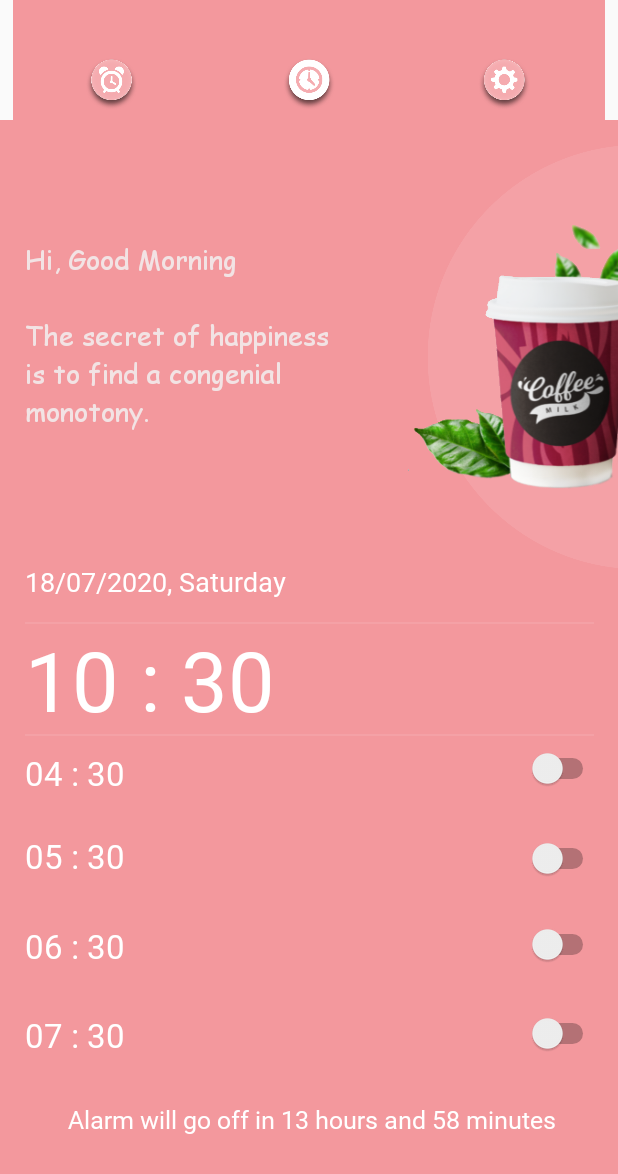
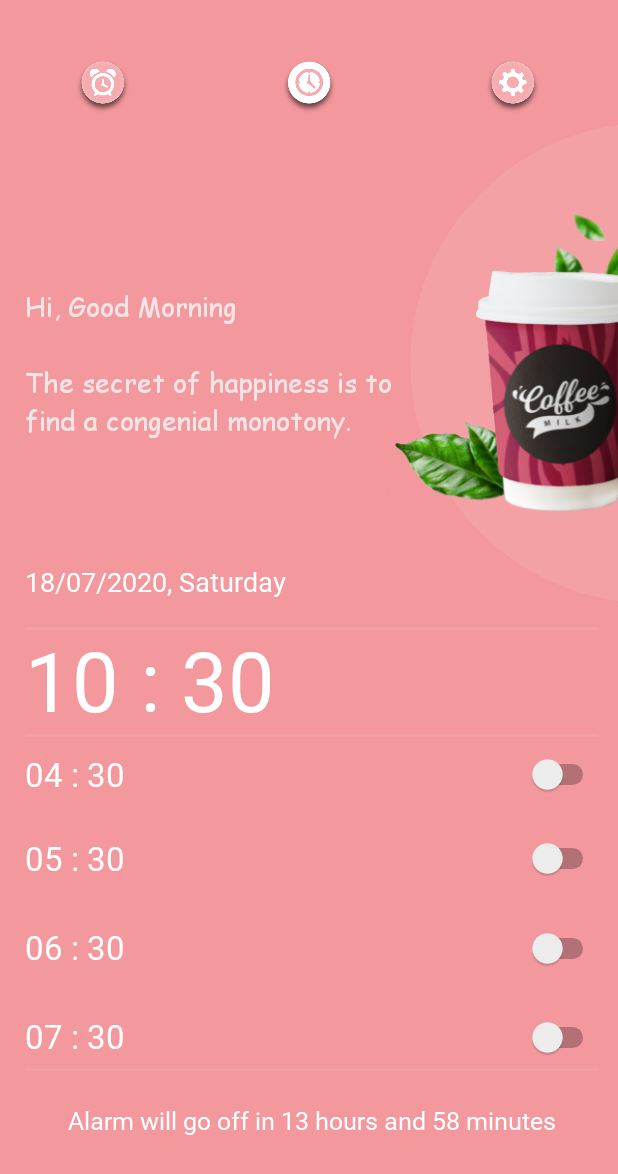
Before and after one commit to jersha/Youtube-Alarm-2, an Android app: the Clock screen opened directly, with no data from a screen before it, on a phone screen of 412 x 824 dp. Shown: the top 1174 px of the screen. Run offline under Robolectric (Android 15) with nearby library versions, the phone set to English and light mode, and no system bars.

Commit message:
bugs related to layout fixed

```diff
--- a/app/src/main/res/layout/activity_main2.xml
+++ b/app/src/main/res/layout/activity_main2.xml
@@ -8,10 +8,12 @@
 
     <com.google.android.material.tabs.TabLayout
         android:id="@+id/tabs"
-        android:layout_width="394.5dp"
-        android:layout_height="80dp"
+        android:layout_width="wrap_content"
+        android:layout_height="0dp"
         android:layout_gravity="center_horizontal"
+        app:layout_constraintBottom_toTopOf="@+id/guideline19"
         app:layout_constraintEnd_toEndOf="parent"
+        app:layout_constraintHorizontal_bias="0.0"
         app:layout_constraintStart_toStartOf="parent"
         app:layout_constraintTop_toTopOf="parent">
 
@@ -42,4 +44,11 @@
         app:layout_constraintStart_toStartOf="parent"
         app:layout_constraintTop_toBottomOf="@+id/tabs" />
 
+    <androidx.constraintlayout.widget.Guideline
+        android:id="@+id/guideline19"
+        android:layout_width="wrap_content"
+        android:layout_height="wrap_content"
+        android:orientation="horizontal"
+        app:layout_constraintGuide_percent="0.1" />
+
 </androidx.constraintlayout.widget.ConstraintLayout>
--- a/app/src/main/res/layout/fragment_clock.xml
+++ b/app/src/main/res/layout/fragment_clock.xml
@@ -31,9 +31,11 @@
 
     <ImageView
         android:id="@+id/sticker"
-        android:layout_width="140dp"
-        android:layout_height="316dp"
+        android:layout_width="wrap_content"
+        android:layout_height="0dp"
+        app:layout_constraintBottom_toTopOf="@+id/guideline6"
         app:layout_constraintEnd_toEndOf="parent"
+        app:layout_constraintStart_toStartOf="@+id/guideline13"
         app:layout_constraintTop_toTopOf="parent"
         app:srcCompat="@drawable/a_sticker" />
 
@@ -46,65 +48,54 @@
 
     <TextView
         android:id="@+id/textView_message"
-        android:layout_width="231dp"
-        android:layout_height="188dp"
+        android:layout_width="0dp"
+        android:layout_height="wrap_content"
         android:fontFamily="@font/comicsansmsregular"
         android:text="Hi Jersha, Good Morning\n\nThe true secret of happiness lies in the taking a genuine interest in all the details of daily life."
         android:textColor="#f9c3c3"
         android:textSize="8pt"
         android:textStyle="normal"
-        app:layout_constraintBottom_toTopOf="@+id/textView_date"
+        app:layout_constraintBottom_toTopOf="@+id/guideline6"
+        app:layout_constraintEnd_toStartOf="@+id/guideline13"
         app:layout_constraintStart_toStartOf="@+id/guideline7"
-        app:layout_constraintTop_toTopOf="@+id/guideline5" />
+        app:layout_constraintTop_toTopOf="parent" />
 
     <TextView
         android:id="@+id/textView_date"
         android:layout_width="wrap_content"
-        android:layout_height="wrap_content"
+        android:layout_height="0dp"
         android:fontFamily="@font/arial"
         android:text="01/01/2020, Wednesday"
         android:textColor="#ffffff"
         android:textSize="8pt"
         android:textStyle="normal"
         app:layout_constraintBottom_toTopOf="@+id/guideline6"
-        app:layout_constraintStart_toStartOf="@+id/guideline7" />
-
-    <androidx.constraintlayout.widget.Guideline
-        android:id="@+id/guideline9"
-        android:layout_width="wrap_content"
-        android:layout_height="wrap_content"
-        android:orientation="horizontal"
-        app:layout_constraintGuide_percent="0.47" />
+        app:layout_constraintStart_toStartOf="@+id/guideline7"
+        app:layout_constraintTop_toTopOf="@+id/guideline34" />
 
     <ImageView
         android:id="@+id/divider1"
-        android:layout_width="379dp"
-        android:layout_height="5dp"
-        app:layout_constraintBottom_toTopOf="@+id/guideline9"
-        app:layout_constraintEnd_toEndOf="parent"
-        app:layout_constraintStart_toStartOf="parent"
-        app:layout_constraintTop_toTopOf="@+id/guideline6"
+        android:layout_width="0dp"
+        android:layout_height="wrap_content"
+        app:layout_constraintBottom_toTopOf="@+id/guideline46"
+        app:layout_constraintEnd_toStartOf="@+id/guideline4"
+        app:layout_constraintStart_toStartOf="@+id/guideline7"
+        app:layout_constraintTop_toTopOf="@+id/guideline35"
         app:srcCompat="@drawable/a_line" />
 
     <TextView
         android:id="@+id/textView_time"
         android:layout_width="wrap_content"
-        android:layout_height="wrap_content"
+        android:layout_height="0dp"
+        android:layout_marginBottom="9dp"
         android:fontFamily="@font/arial"
         android:text="00 : 00"
         android:textColor="#ffffff"
         android:textSize="25pt"
         android:textStyle="normal"
-        app:layout_constraintBottom_toTopOf="@+id/guideline15"
+        app:layout_constraintBottom_toTopOf="@+id/guideline48"
         app:layout_constraintStart_toStartOf="@+id/guideline7"
-        app:layout_constraintTop_toTopOf="@+id/guideline6" />
-
-    <androidx.constraintlayout.widget.Guideline
-        android:id="@+id/guideline11"
-        android:layout_width="wrap_content"
-        android:layout_height="wrap_content"
-        android:orientation="horizontal"
-        app:layout_constraintGuide_percent="0.54" />
+        app:layout_constraintTop_toTopOf="@+id/guideline47" />
 
     <androidx.constraintlayout.widget.Guideline
         android:id="@+id/guideline12"
@@ -116,26 +107,28 @@
     <TextView
         android:id="@+id/fav_alarm2"
         android:layout_width="wrap_content"
-        android:layout_height="wrap_content"
+        android:layout_height="0dp"
         android:fontFamily="@font/arial"
         android:text="05 : 30"
         android:textColor="#ffffff"
         android:textSize="10pt"
         android:textStyle="normal"
+        app:layout_constraintBottom_toTopOf="@+id/guideline12"
         app:layout_constraintStart_toStartOf="@+id/guideline7"
-        app:layout_constraintTop_toTopOf="@+id/guideline" />
+        app:layout_constraintTop_toBottomOf="@+id/guideline" />
 
     <TextView
         android:id="@+id/fav_alarm1"
         android:layout_width="wrap_content"
-        android:layout_height="wrap_content"
+        android:layout_height="0dp"
         android:fontFamily="@font/arial"
         android:text="05 : 30"
         android:textColor="#ffffff"
         android:textSize="10pt"
         android:textStyle="normal"
+        app:layout_constraintBottom_toTopOf="@+id/guideline10"
         app:layout_constraintStart_toStartOf="@+id/guideline7"
-        app:layout_constraintTop_toTopOf="@+id/guideline3" />
+        app:layout_constraintTop_toBottomOf="@+id/guideline3" />
 
     <androidx.constraintlayout.widget.Guideline
         android:id="@+id/guideline14"
@@ -153,12 +146,13 @@
 
     <ImageView
         android:id="@+id/divider2"
-        android:layout_width="379dp"
-        android:layout_height="5dp"
+        android:layout_width="0dp"
+        android:layout_height="wrap_content"
         app:layout_constraintBottom_toTopOf="@+id/guideline15"
-        app:layout_constraintEnd_toEndOf="parent"
-        app:layout_constraintStart_toStartOf="parent"
+        app:layout_constraintEnd_toStartOf="@+id/guideline4"
+        app:layout_constraintStart_toStartOf="@+id/guideline7"
         app:layout_constraintTop_toBottomOf="@+id/guideline14"
+        app:layout_constraintVertical_bias="0.481"
         app:srcCompat="@drawable/a_line" />
 
     <androidx.constraintlayout.widget.Guideline
@@ -171,14 +165,15 @@
     <TextView
         android:id="@+id/fav_alarm3"
         android:layout_width="wrap_content"
-        android:layout_height="wrap_content"
+        android:layout_height="0dp"
         android:fontFamily="@font/arial"
         android:text="06 : 30"
         android:textColor="#ffffff"
         android:textSize="10pt"
         android:textStyle="normal"
+        app:layout_constraintBottom_toTopOf="@+id/guideline50"
         app:layout_constraintStart_toStartOf="@+id/guideline7"
-        app:layout_constraintTop_toTopOf="@+id/guideline16" />
+        app:layout_constraintTop_toBottomOf="@+id/guideline16" />
 
     <androidx.constraintlayout.widget.Guideline
         android:id="@+id/guideline17"
@@ -190,14 +185,15 @@
     <TextView
         android:id="@+id/fav_alarm4"
         android:layout_width="wrap_content"
-        android:layout_height="wrap_content"
+        android:layout_height="0dp"
         android:fontFamily="@font/arial"
         android:text="07 : 30"
         android:textColor="#ffffff"
         android:textSize="10pt"
         android:textStyle="normal"
+        app:layout_constraintBottom_toTopOf="@+id/guideline51"
         app:layout_constraintStart_toStartOf="@+id/guideline7"
-        app:layout_constraintTop_toTopOf="@+id/guideline17" />
+        app:layout_constraintTop_toBottomOf="@+id/guideline17" />
 
     <androidx.constraintlayout.widget.Guideline
         android:id="@+id/guideline18"
@@ -209,15 +205,16 @@
     <TextView
         android:id="@+id/alarm_status"
         android:layout_width="wrap_content"
-        android:layout_height="wrap_content"
+        android:layout_height="0dp"
         android:fontFamily="@font/arial"
         android:text="Alarm will go off in 13 hours and 58 minutes"
         android:textColor="#ffffff"
         android:textSize="7.5pt"
         android:textStyle="normal"
+        app:layout_constraintBottom_toTopOf="@+id/guideline52"
         app:layout_constraintEnd_toStartOf="@+id/guideline4"
         app:layout_constraintStart_toStartOf="@+id/guideline7"
-        app:layout_constraintTop_toTopOf="@+id/guideline18" />
+        app:layout_constraintTop_toBottomOf="@+id/guideline18" />
 
     <androidx.constraintlayout.widget.Guideline
         android:id="@+id/guideline22"
@@ -235,47 +232,54 @@
 
     <ImageView
         android:id="@+id/divider3"
-        android:layout_width="379dp"
-        android:layout_height="5dp"
-        app:layout_constraintBottom_toTopOf="@+id/guideline22"
-        app:layout_constraintEnd_toEndOf="parent"
-        app:layout_constraintStart_toStartOf="parent"
-        app:layout_constraintTop_toTopOf="@+id/guideline23"
+        android:layout_width="0dp"
+        android:layout_height="wrap_content"
+        app:layout_constraintBottom_toTopOf="@+id/guideline23"
+        app:layout_constraintEnd_toStartOf="@+id/guideline4"
+        app:layout_constraintStart_toEndOf="@+id/guideline7"
+        app:layout_constraintTop_toBottomOf="@+id/guideline22"
         app:srcCompat="@drawable/a_line" />
 
     <Switch
-        android:id="@+id/switch1"
-        android:layout_width="wrap_content"
+        android:id="@+id/switch2"
+        android:layout_width="0dp"
         android:layout_height="wrap_content"
         android:textColorLink="#ffffff"
         app:layout_constraintBottom_toTopOf="@+id/guideline12"
-        app:layout_constraintEnd_toStartOf="@+id/guideline4" />
+        app:layout_constraintEnd_toStartOf="@+id/guideline4"
+        app:layout_constraintStart_toEndOf="@+id/guideline49"
+        app:layout_constraintTop_toBottomOf="@+id/guideline" />
 
     <Switch
-        android:id="@+id/switch2"
-        android:layout_width="wrap_content"
+        android:id="@+id/switch1"
+        android:layout_width="0dp"
         android:layout_height="wrap_content"
         android:textColorLink="#ffffff"
         app:layout_constraintBottom_toTopOf="@+id/guideline10"
         app:layout_constraintEnd_toStartOf="@+id/guideline4"
-        app:layout_constraintTop_toTopOf="@+id/guideline3" />
+        app:layout_constraintStart_toEndOf="@+id/guideline49"
+        app:layout_constraintTop_toBottomOf="@+id/guideline3" />
 
     <Switch
         android:id="@+id/switch3"
-        android:layout_width="wrap_content"
+        android:layout_width="0dp"
         android:layout_height="wrap_content"
         android:textColorLink="#ffffff"
+        app:layout_constraintBottom_toTopOf="@+id/guideline50"
         app:layout_constraintEnd_toStartOf="@+id/guideline4"
-        app:layout_constraintTop_toTopOf="@+id/guideline16" />
+        app:layout_constraintStart_toEndOf="@+id/guideline49"
+        app:layout_constraintTop_toBottomOf="@+id/guideline16" />
 
     <Switch
         android:id="@+id/switch4"
-        android:layout_width="wrap_content"
+        android:layout_width="0dp"
         android:layout_height="wrap_content"
         android:textColorHighlight="#ffffff"
         android:textColorLink="#ffffff"
+        app:layout_constraintBottom_toTopOf="@+id/guideline51"
         app:layout_constraintEnd_toStartOf="@+id/guideline4"
-        app:layout_constraintTop_toTopOf="@+id/guideline17" />
+        app:layout_constraintStart_toEndOf="@+id/guideline49"
+        app:layout_constraintTop_toBottomOf="@+id/guideline17" />
 
     <androidx.constraintlayout.widget.Guideline
         android:id="@+id/guideline"
@@ -296,6 +300,76 @@
         android:layout_width="wrap_content"
         android:layout_height="wrap_content"
         android:orientation="horizontal"
-        app:layout_constraintGuide_begin="444dp" />
+        app:layout_constraintGuide_percent="0.605" />
+
+    <androidx.constraintlayout.widget.Guideline
+        android:id="@+id/guideline13"
+        android:layout_width="wrap_content"
+        android:layout_height="wrap_content"
+        android:orientation="vertical"
+        app:layout_constraintGuide_percent="0.64" />
+
+    <androidx.constraintlayout.widget.Guideline
+        android:id="@+id/guideline34"
+        android:layout_width="wrap_content"
+        android:layout_height="wrap_content"
+        android:orientation="horizontal"
+        app:layout_constraintGuide_percent="0.395" />
+
+    <androidx.constraintlayout.widget.Guideline
+        android:id="@+id/guideline35"
+        android:layout_width="wrap_content"
+        android:layout_height="wrap_content"
+        android:orientation="horizontal"
+        app:layout_constraintGuide_percent="0.44596443" />
+
+    <androidx.constraintlayout.widget.Guideline
+        android:id="@+id/guideline46"
+        android:layout_width="wrap_content"
+        android:layout_height="wrap_content"
+        android:orientation="horizontal"
+        app:layout_constraintGuide_end="400dp" />
+
+    <androidx.constraintlayout.widget.Guideline
+        android:id="@+id/guideline47"
+        android:layout_width="wrap_content"
+        android:layout_height="wrap_content"
+        android:orientation="horizontal"
+        app:layout_constraintGuide_percent="0.4500684" />
+
+    <androidx.constraintlayout.widget.Guideline
+        android:id="@+id/guideline48"
+        android:layout_width="wrap_content"
+        android:layout_height="wrap_content"
+        android:orientation="horizontal"
+        app:layout_constraintGuide_percent="0.55403554" />
+
+    <androidx.constraintlayout.widget.Guideline
+        android:id="@+id/guideline49"
+        android:layout_width="wrap_content"
+        android:layout_height="wrap_content"
+        android:orientation="vertical"
+        app:layout_constraintGuide_percent="0.84" />
+
+    <androidx.constraintlayout.widget.Guideline
+        android:id="@+id/guideline50"
+        android:layout_width="wrap_content"
+        android:layout_height="wrap_content"
+        android:orientation="horizontal"
+        app:layout_constraintGuide_percent="0.7619699" />
+
+    <androidx.constraintlayout.widget.Guideline
+        android:id="@+id/guideline51"
+        android:layout_width="wrap_content"
+        android:layout_height="wrap_content"
+        android:orientation="horizontal"
+        app:layout_constraintGuide_percent="0.8426812" />
+
+    <androidx.constraintlayout.widget.Guideline
+        android:id="@+id/guideline52"
+        android:layout_width="wrap_content"
+        android:layout_height="wrap_content"
+        android:orientation="horizontal"
+        app:layout_constraintGuide_percent="0.9110807" />
 
 </androidx.constraintlayout.widget.ConstraintLayout>
```
Also changed, not shown: app/src/main/java/com/teamscorpion/youtubealarm/MainActivity.java (+0 -7 lines).
